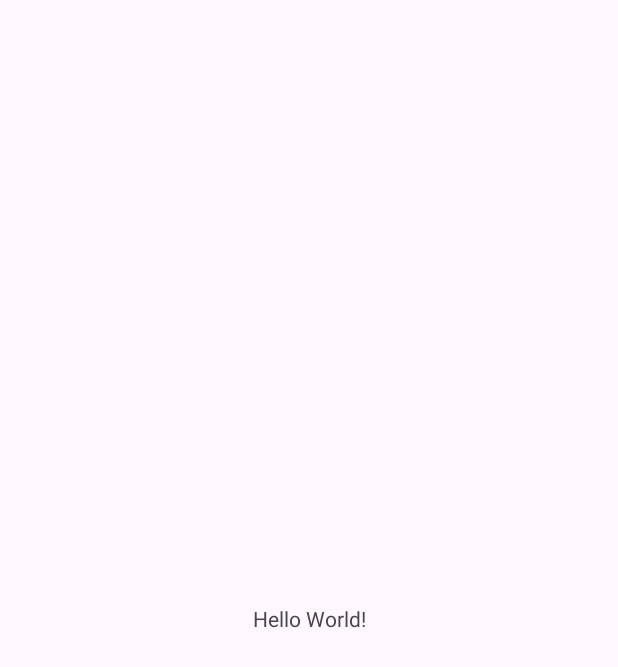
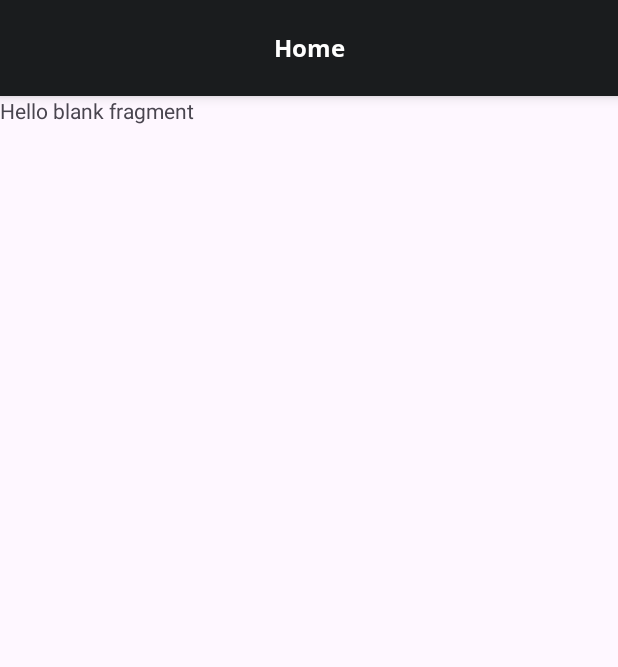
Before and after one commit to saadahmedscse/video-player-bs-task, an Android app: the screen it shows after launch (MainActivity), on a phone screen of 412 x 824 dp. Before the commit the part shown is almost empty. Shown: the top 667 px of the screen. Run offline under Robolectric (Android 15) with nearby library versions, the phone set to English and light mode, and no system bars; our stand-ins replace data binding.

Commit message:
create splash screen, home screen, and navigation

```diff
--- a/app/src/main/java/com/saadahmedev/videoplayer/base/BaseFragment.kt
+++ b/app/src/main/java/com/saadahmedev/videoplayer/base/BaseFragment.kt
@@ -8,17 +8,22 @@ import androidx.annotation.DrawableRes
 import androidx.annotation.IdRes
 import androidx.fragment.app.Fragment
 import androidx.fragment.app.activityViewModels
+import androidx.navigation.NavOptions
 import androidx.navigation.fragment.findNavController
 import androidx.swiperefreshlayout.widget.SwipeRefreshLayout
 import androidx.viewbinding.ViewBinding
 import com.google.android.material.snackbar.Snackbar
+import com.saadahmedev.videoplayer.R
 import com.saadahmedev.videoplayer.ui.CustomToolbarViewModel
+import com.saadahmedev.videoplayer.ui.MainActivityViewModel
+import com.saadahmedev.videoplayer.ui.splash.SplashFragment
 import com.saadahmedev.videoplayer.util.extension.delay
 import com.saadahmedev.videoplayer.util.extension.observe
 
 abstract class BaseFragment<VM : BaseViewModel, BINDING: ViewBinding>(private val bindingInflater: (inflater: LayoutInflater) -> BINDING) : Fragment() {
 
     private val customToolbarViewModel by activityViewModels<CustomToolbarViewModel>()
+    protected val sharedViewModel by activityViewModels<MainActivityViewModel>()
     private lateinit var _binding: BINDING
     protected val binding: BINDING get() = _binding
     protected abstract val toolbarTitle: String?
@@ -48,6 +53,7 @@ abstract class BaseFragment<VM : BaseViewModel, BINDING: ViewBinding>(private va
     ): View {
         customToolbarViewModel.setTitle(toolbarTitle)
         initView()
+        initToolbarBehaviour()
         internalObserver.invoke()
         internalListener.invoke()
         clickListeners()
@@ -71,9 +77,30 @@ abstract class BaseFragment<VM : BaseViewModel, BINDING: ViewBinding>(private va
         }
     }
 
+    private fun initToolbarBehaviour() {
+        val activity = requireActivity()
+
+        if (activity is BaseActivity<*, *>) {
+            when (findNavController().currentDestination?.id) {
+                R.id.splashFragment -> activity.hideToolbar()
+                else -> activity.showToolbar()
+            }
+        }
+    }
+
     protected fun navigate(@IdRes destination: Int, popSelf: Boolean = false) {
-        if (popSelf) findNavController().popBackStack()
-        findNavController().navigate(destination)
+        val navOptions = if (popSelf) {
+            NavOptions.Builder()
+                .setPopUpTo(
+                    findNavController().currentDestination?.id ?: return,
+                    true
+                )
+                .build()
+        } else {
+            null
+        }
+
+        findNavController().navigate(destination, null, navOptions)
     }
 
     protected fun showPopupDialog(
--- a/app/src/main/java/com/saadahmedev/videoplayer/ui/MainActivity.kt
+++ b/app/src/main/java/com/saadahmedev/videoplayer/ui/MainActivity.kt
@@ -2,20 +2,29 @@ package com.saadahmedev.videoplayer.ui
 
 import android.os.Bundle
 import androidx.activity.enableEdgeToEdge
+import androidx.activity.viewModels
 import androidx.appcompat.app.AppCompatActivity
 import androidx.core.view.ViewCompat
 import androidx.core.view.WindowInsetsCompat
 import com.saadahmedev.videoplayer.R
+import com.saadahmedev.videoplayer.base.BaseActivity
+import com.saadahmedev.videoplayer.databinding.ActivityMainBinding
+import com.saadahmedev.videoplayer.databinding.CustomToolbarBinding
 
-class MainActivity : AppCompatActivity() {
-    override fun onCreate(savedInstanceState: Bundle?) {
-        super.onCreate(savedInstanceState)
-        enableEdgeToEdge()
-        setContentView(R.layout.activity_main)
-        ViewCompat.setOnApplyWindowInsetsListener(findViewById(R.id.main)) { v, insets ->
+class MainActivity : BaseActivity<MainActivityViewModel, ActivityMainBinding>(ActivityMainBinding::inflate) {
+    override val viewmodel: MainActivityViewModel by viewModels()
+    override val customToolbarBinding: CustomToolbarBinding
+        get() = binding.customToolbar
+
+    override fun onActivityCreate(savedInstanceState: Bundle?) {
+        ViewCompat.setOnApplyWindowInsetsListener(binding.main) { v, insets ->
             val systemBars = insets.getInsets(WindowInsetsCompat.Type.systemBars())
             v.setPadding(systemBars.left, systemBars.top, systemBars.right, systemBars.bottom)
             insets
         }
     }
+
+    override fun observeData() {
+        //
+    }
 }
--- /dev/null
+++ b/app/src/main/java/com/saadahmedev/videoplayer/ui/home/HomeFragment.kt
@@ -0,0 +1,21 @@
+package com.saadahmedev.videoplayer.ui.home
+
+import android.os.Bundle
+import androidx.fragment.app.viewModels
+import com.saadahmedev.videoplayer.R
+import com.saadahmedev.videoplayer.base.BaseFragment
+import com.saadahmedev.videoplayer.databinding.FragmentHomeBinding
+
+class HomeFragment : BaseFragment<HomeViewModel, FragmentHomeBinding>(FragmentHomeBinding::inflate) {
+
+    override val toolbarTitle: String get() = getString(R.string.title_home)
+    override val viewmodel: HomeViewModel by viewModels()
+
+    override fun onFragmentCreate(savedInstanceState: Bundle?) {
+        //
+    }
+
+    override fun observeData() {
+        //
+    }
+}
--- /dev/null
+++ b/app/src/main/java/com/saadahmedev/videoplayer/ui/home/HomeViewModel.kt
@@ -0,0 +1,6 @@
+package com.saadahmedev.videoplayer.ui.home
+
+import com.saadahmedev.videoplayer.base.BaseViewModel
+
+class HomeViewModel : BaseViewModel() {
+}
--- /dev/null
+++ b/app/src/main/java/com/saadahmedev/videoplayer/ui/splash/SplashFragment.kt
@@ -0,0 +1,33 @@
+package com.saadahmedev.videoplayer.ui.splash
+
+import android.animation.Animator
+import android.os.Bundle
+import androidx.fragment.app.viewModels
+import com.saadahmedev.videoplayer.R
+import com.saadahmedev.videoplayer.base.BaseFragment
+import com.saadahmedev.videoplayer.databinding.FragmentSplashBinding
+
+class SplashFragment : BaseFragment<SplashViewModel, FragmentSplashBinding>(FragmentSplashBinding::inflate), Animator.AnimatorListener {
+
+    override val toolbarTitle: String? get() = null
+    override val viewmodel: SplashViewModel by viewModels()
+
+    override fun onFragmentCreate(savedInstanceState: Bundle?) {
+        binding.lottieAnimation.addAnimatorListener(this)
+    }
+
+    override fun observeData() {}
+
+    override fun onAnimationStart(animation: Animator) {}
+
+    override fun onAnimationEnd(animation: Animator) {
+        navigate(
+            destination = R.id.action_splashFragment_to_homeFragment,
+            popSelf = true
+        )
+    }
+
+    override fun onAnimationCancel(animation: Animator) {}
+
+    override fun onAnimationRepeat(animation: Animator) {}
+}
--- /dev/null
+++ b/app/src/main/java/com/saadahmedev/videoplayer/ui/splash/SplashViewModel.kt
@@ -0,0 +1,6 @@
+package com.saadahmedev.videoplayer.ui.splash
+
+import com.saadahmedev.videoplayer.base.BaseViewModel
+
+class SplashViewModel : BaseViewModel() {
+}
--- /dev/null
+++ b/app/src/main/res/drawable/circle_dark_grey.xml
@@ -0,0 +1,7 @@
+<?xml version="1.0" encoding="utf-8"?>
+<shape xmlns:android="http://schemas.android.com/apk/res/android"
+    android:shape="oval">
+
+    <solid android:color="@color/colorDarkGrey" />
+
+</shape>
--- /dev/null
+++ b/app/src/main/res/drawable/ripple_circle_dark_grey.xml
@@ -0,0 +1,9 @@
+<?xml version="1.0" encoding="utf-8"?>
+<ripple xmlns:android="http://schemas.android.com/apk/res/android"
+    android:color="@color/static_white">
+
+    <item
+        android:id="@+id/mask"
+        android:drawable="@drawable/circle_dark_grey" />
+
+</ripple>
--- a/app/src/main/res/layout/activity_main.xml
+++ b/app/src/main/res/layout/activity_main.xml
@@ -7,13 +7,18 @@
     android:layout_height="match_parent"
     tools:context=".ui.MainActivity">
 
-    <TextView
-        android:layout_width="wrap_content"
-        android:layout_height="wrap_content"
-        android:text="Hello World!"
+    <include
+        android:id="@+id/custom_toolbar"
+        layout="@layout/custom_toolbar" />
+
+    <androidx.fragment.app.FragmentContainerView
+        android:id="@+id/nav_container"
+        android:name="androidx.navigation.fragment.NavHostFragment"
+        android:layout_width="match_parent"
+        android:layout_height="0dp"
+        app:defaultNavHost="true"
         app:layout_constraintBottom_toBottomOf="parent"
-        app:layout_constraintEnd_toEndOf="parent"
-        app:layout_constraintStart_toStartOf="parent"
-        app:layout_constraintTop_toTopOf="parent" />
+        app:layout_constraintTop_toBottomOf="@id/custom_toolbar"
+        app:navGraph="@navigation/app_navigation_graph" />
 
 </androidx.constraintlayout.widget.ConstraintLayout>
--- a/app/src/main/res/layout/custom_toolbar.xml
+++ b/app/src/main/res/layout/custom_toolbar.xml
@@ -7,7 +7,7 @@
         android:id="@+id/app_toolbar"
         android:layout_width="match_parent"
         android:layout_height="?attr/actionBarSize"
-        android:background="@color/static_white"
+        android:background="@color/colorDarkGrey"
         android:elevation="5dp"
         app:layout_constraintTop_toTopOf="parent">
 
@@ -16,14 +16,14 @@
             android:layout_width="45dp"
             android:layout_height="45dp"
             android:layout_marginStart="5dp"
-            android:background="@drawable/ripple_circle_white"
+            android:background="@drawable/ripple_circle_dark_grey"
             android:padding="10dp"
             android:src="@drawable/ic_back"
             android:visibility="gone"
             app:layout_constraintBottom_toBottomOf="parent"
             app:layout_constraintStart_toStartOf="parent"
             app:layout_constraintTop_toTopOf="parent"
-            app:tint="@color/colorDarkGrey"
+            app:tint="@color/static_white"
             tools:ignore="ContentDescription" />
 
         <TextView
@@ -36,7 +36,7 @@
             android:maxLines="1"
             android:paddingStart="60dp"
             android:paddingEnd="60dp"
-            android:textColor="@color/colorDarkGrey"
+            android:textColor="@color/static_white"
             android:textSize="16sp"
             app:layout_constraintBottom_toBottomOf="parent"
             app:layout_constraintEnd_toEndOf="parent"
--- /dev/null
+++ b/app/src/main/res/layout/fragment_home.xml
@@ -0,0 +1,14 @@
+<?xml version="1.0" encoding="utf-8"?>
+<FrameLayout xmlns:android="http://schemas.android.com/apk/res/android"
+    xmlns:tools="http://schemas.android.com/tools"
+    android:layout_width="match_parent"
+    android:layout_height="match_parent"
+    tools:context=".ui.home.HomeFragment">
+
+    <!-- TODO: Update blank fragment layout -->
+    <TextView
+        android:layout_width="match_parent"
+        android:layout_height="match_parent"
+        android:text="@string/hello_blank_fragment" />
+
+</FrameLayout>
--- /dev/null
+++ b/app/src/main/res/layout/fragment_splash.xml
@@ -0,0 +1,24 @@
+<?xml version="1.0" encoding="utf-8"?>
+<androidx.constraintlayout.widget.ConstraintLayout xmlns:android="http://schemas.android.com/apk/res/android"
+    xmlns:tools="http://schemas.android.com/tools"
+    android:layout_width="match_parent"
+    android:layout_height="match_parent"
+    xmlns:app="http://schemas.android.com/apk/res-auto"
+    android:background="@color/colorDarkGrey"
+    tools:context=".ui.splash.SplashFragment">
+
+    <com.airbnb.lottie.LottieAnimationView
+        android:id="@+id/lottie_animation"
+        android:layout_width="0dp"
+        android:layout_height="0dp"
+        android:layout_margin="@dimen/_60sdp"
+        app:lottie_rawRes="@raw/splash_logo"
+        app:lottie_repeatCount="0"
+        app:lottie_autoPlay="true"
+        app:lottie_speed="0.6"
+        app:layout_constraintTop_toTopOf="parent"
+        app:layout_constraintStart_toStartOf="parent"
+        app:layout_constraintEnd_toEndOf="parent"
+        app:layout_constraintBottom_toBottomOf="parent"/>
+
+</androidx.constraintlayout.widget.ConstraintLayout>
--- /dev/null
+++ b/app/src/main/res/navigation/app_navigation_graph.xml
@@ -0,0 +1,22 @@
+<?xml version="1.0" encoding="utf-8"?>
+<navigation xmlns:android="http://schemas.android.com/apk/res/android"
+    xmlns:app="http://schemas.android.com/apk/res-auto"
+    xmlns:tools="http://schemas.android.com/tools"
+    android:id="@+id/app_navigation_graph"
+    app:startDestination="@id/splashFragment">
+
+    <fragment
+        android:id="@+id/splashFragment"
+        android:name="com.saadahmedev.videoplayer.ui.splash.SplashFragment"
+        android:label="fragment_splash"
+        tools:layout="@layout/fragment_splash" >
+        <action
+            android:id="@+id/action_splashFragment_to_homeFragment"
+            app:destination="@id/homeFragment" />
+    </fragment>
+    <fragment
+        android:id="@+id/homeFragment"
+        android:name="com.saadahmedev.videoplayer.ui.home.HomeFragment"
+        android:label="fragment_home"
+        tools:layout="@layout/fragment_home" />
+</navigation>
--- a/app/src/main/res/values/strings.xml
+++ b/app/src/main/res/values/strings.xml
@@ -3,4 +3,7 @@
 
     <string name="cancel">Cancel</string>
     <string name="confirm">Confirm</string>
+    <!-- TODO: Remove or change this placeholder text -->
+    <string name="hello_blank_fragment">Hello blank fragment</string>
+    <string name="title_home">Home</string>
 </resources>
--- a/app/src/main/res/values/themes.xml
+++ b/app/src/main/res/values/themes.xml
@@ -1,8 +1,8 @@
 <resources xmlns:tools="http://schemas.android.com/tools">
     <!-- Base application theme. -->
     <style name="Base.Theme.VideoPlayer" parent="Theme.Material3.Light.NoActionBar">
-        <!-- Customize your light theme here. -->
-        <!-- <item name="colorPrimary">@color/my_light_primary</item> -->
+        <item name="android:windowLightStatusBar">false</item>
+        <item name="android:statusBarColor">@color/colorDarkGrey</item>
     </style>
 
     <style name="Theme.VideoPlayer" parent="Base.Theme.VideoPlayer" />
```
